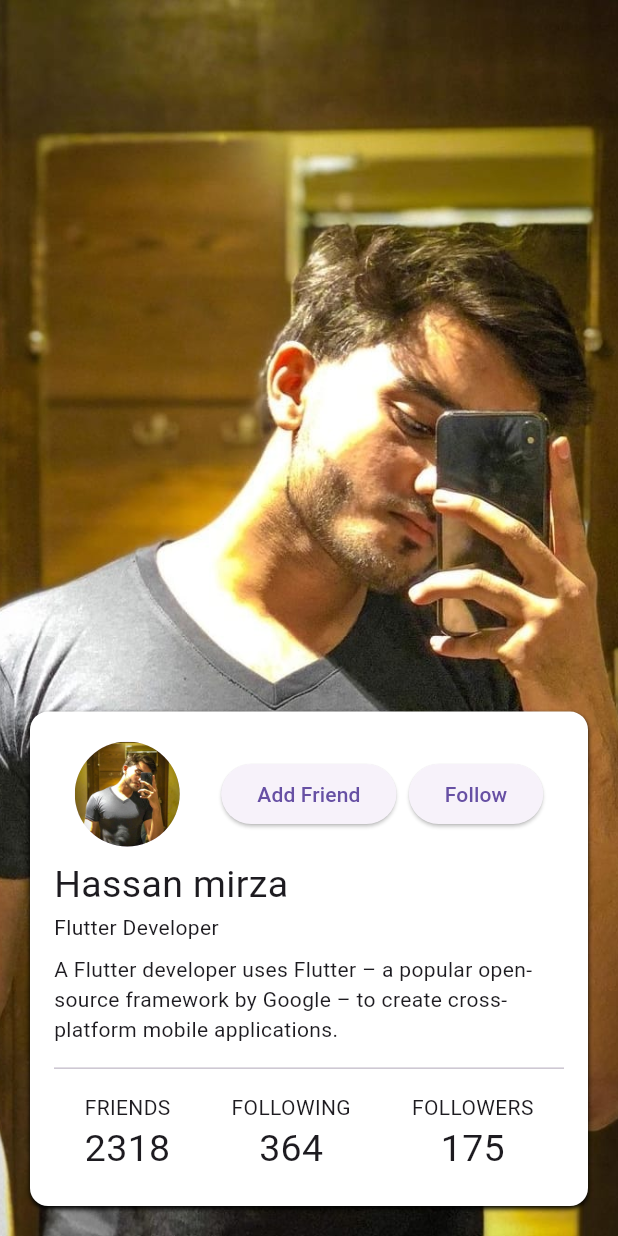
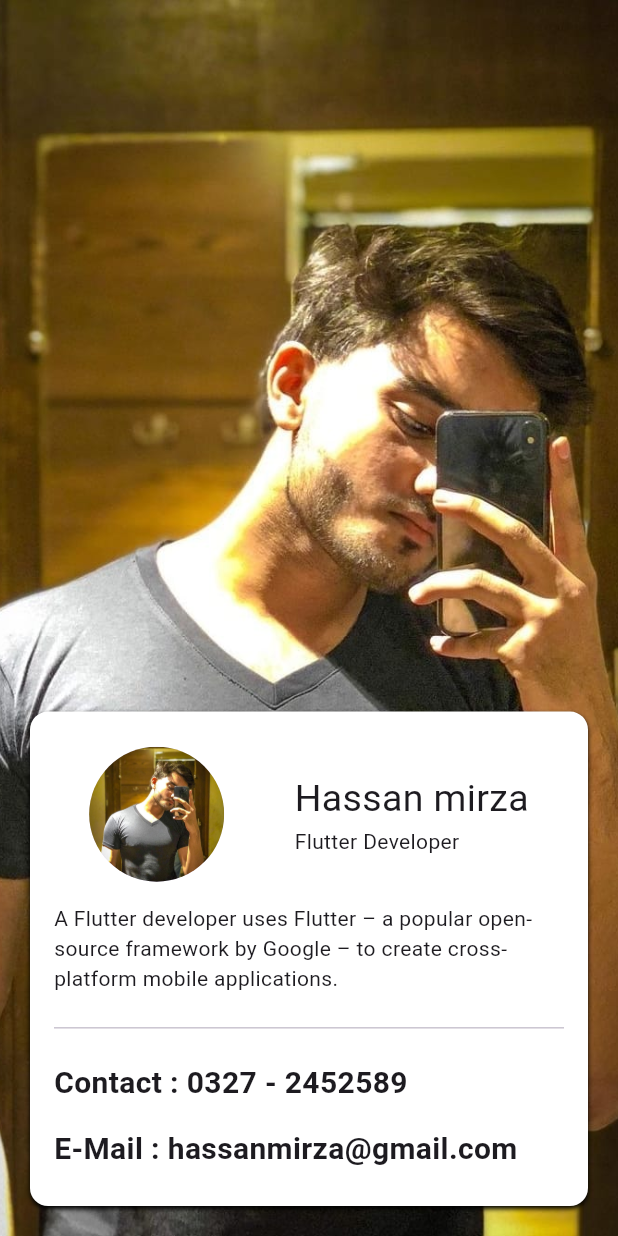
Before and after one commit to hassanmirzaa/e_commerce_app, a Flutter app: the ProfileScreen screen opened directly, on a phone screen of 412 x 824 dp. Run offline on Flutter 3.47's test engine with Material 3 defaults, Android fonts, the phone set to English and light mode, and no system bars; our stand-ins replace lottie.

Commit message:
profile update final

```diff
--- a/lib/Screens/profie.dart
+++ b/lib/Screens/profie.dart
@@ -9,6 +9,8 @@ class ProfileScreen extends StatefulWidget {
 
 class _ProfileScreenState extends State<ProfileScreen> {
    bool x =true, y=true;
+   int followers = 174;
+
   @override
   Widget build(BuildContext context) {
 
@@ -38,8 +40,8 @@ class _ProfileScreenState extends State<ProfileScreen> {
                           color: Colors.black,
                           offset: Offset(0, 2))
                     ]),
-                child: Padding(
-                  padding: const EdgeInsets.all(16.0),
+                child: const Padding(
+                  padding: EdgeInsets.all(16.0),
                   child: Column(
                     mainAxisAlignment: MainAxisAlignment.spaceAround,
                     crossAxisAlignment: CrossAxisAlignment.start,
@@ -47,79 +49,38 @@ class _ProfileScreenState extends State<ProfileScreen> {
                       Row(
                         mainAxisAlignment: MainAxisAlignment.spaceAround,
                         children: [
-                          const CircleAvatar(
-                            radius: 35,
+                          CircleAvatar(
+                            radius: 45,
                             backgroundImage: AssetImage('Images/me1.jpg'),
                           ),
-                          Wrap(children: [
-                            ElevatedButton(
-                                onPressed: () {
-                                  setState(() {
-                                    x = ! x;
-
-                                  });
-                                },
-                                child: x==true
-                                ?Text('Add Friend')
-                                :Text('Cancel Req')),
-                            SizedBox(
-                              width: Width * 0.02,
-                            ),
-                            ElevatedButton(
-                              onPressed: () {
-                                setState(() {
-                                  y =! y;
-                                });
-                              },
-                              child: y == true
-                              ?const Text('Follow')
-                              :const Text('Following'),
-                            ),
-                          ]),
-                        ],
-                      ),
-                      const Wrap(direction: Axis.vertical, children: [
+                          Wrap(direction: Axis.vertical, children: [
                         Text(
                           'Hassan mirza',
                           style: TextStyle(fontSize: 25),
                         ),
                         Text('Flutter Developer'),
                       ]),
-                      const Text(
+                        ],
+                      ),
+
+                      Text(
                           "A Flutter developer uses Flutter – a popular open-source framework by Google – to create cross-platform mobile applications. "),
-                      const Divider(),
-                      const Row(
-                        mainAxisAlignment: MainAxisAlignment.spaceAround,
-                        children: [
-                          Column(
-                            children: [
-                              Text('FRIENDS'),
-                              Text(
-                                '2318',
-                                style: TextStyle(fontSize: 25),
-                              )
-                            ],
-                          ),
-                          Column(
-                            children: [
-                              Text('FOLLOWING'),
-                              Text(
-                                '364',
-                                style: TextStyle(fontSize: 25),
-                              )
-                            ],
-                          ),
-                          Column(
-                            children: [
-                              Text('FOLLOWERS'),
-                              Text(
-                                '175',
-                                style: TextStyle(fontSize: 25),
-                              )
-                            ],
-                          ),
-                        ],
-                      )
+                      Divider(),
+                       Text(
+                        'Contact : 0327 - 2452589',
+                        style: TextStyle(
+                          fontSize: 20,
+                          fontWeight: FontWeight.bold
+                        ),
+                       ),
+                       Text(
+                        'E-Mail : hassanmirza@gmail.com',
+                        style: TextStyle(
+                          fontSize: 20,
+                          fontWeight: FontWeight.bold
+                        ),
+                       ),
+
                     ],
                   ),
                 ),
```
Also changed, not shown: lib/Screens/Homepage/product_description.dart (+32 -34 lines), lib/Screens/dashboard.dart (+4 -3 lines), Images/decor.jpeg (added), Images/electronics.jpg (added), Images/grocery.jpeg (added), Images/mens_fashion.jpeg (added), Images/unisex.jpeg (added), Images/vehicles.jpeg (added).
